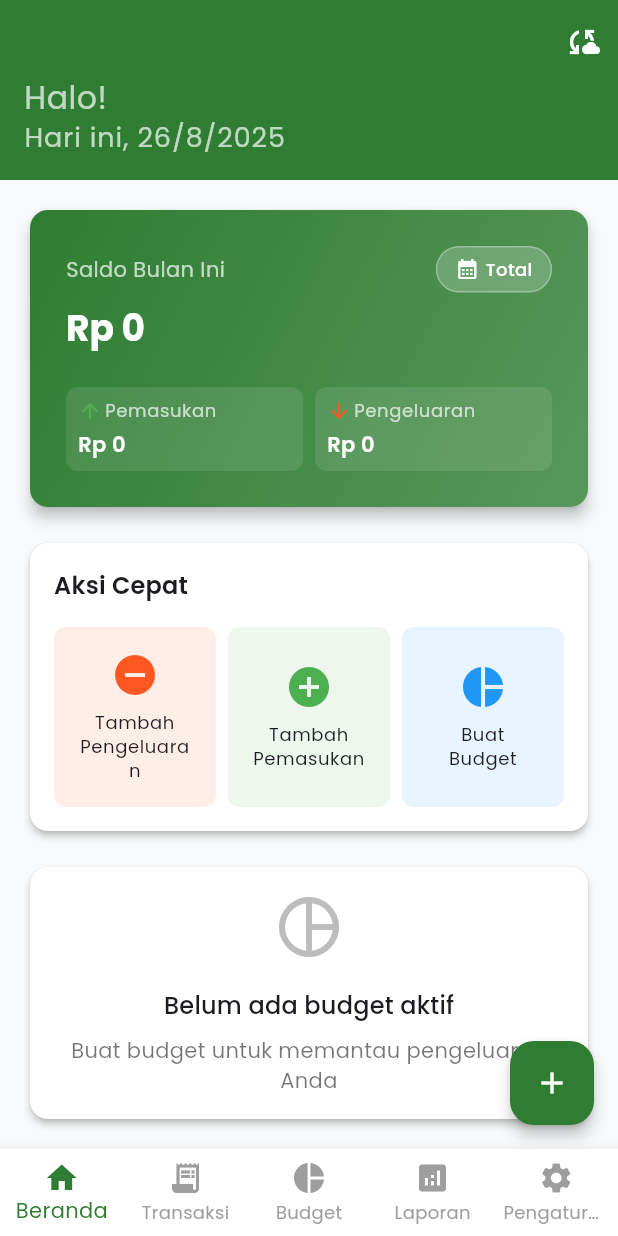
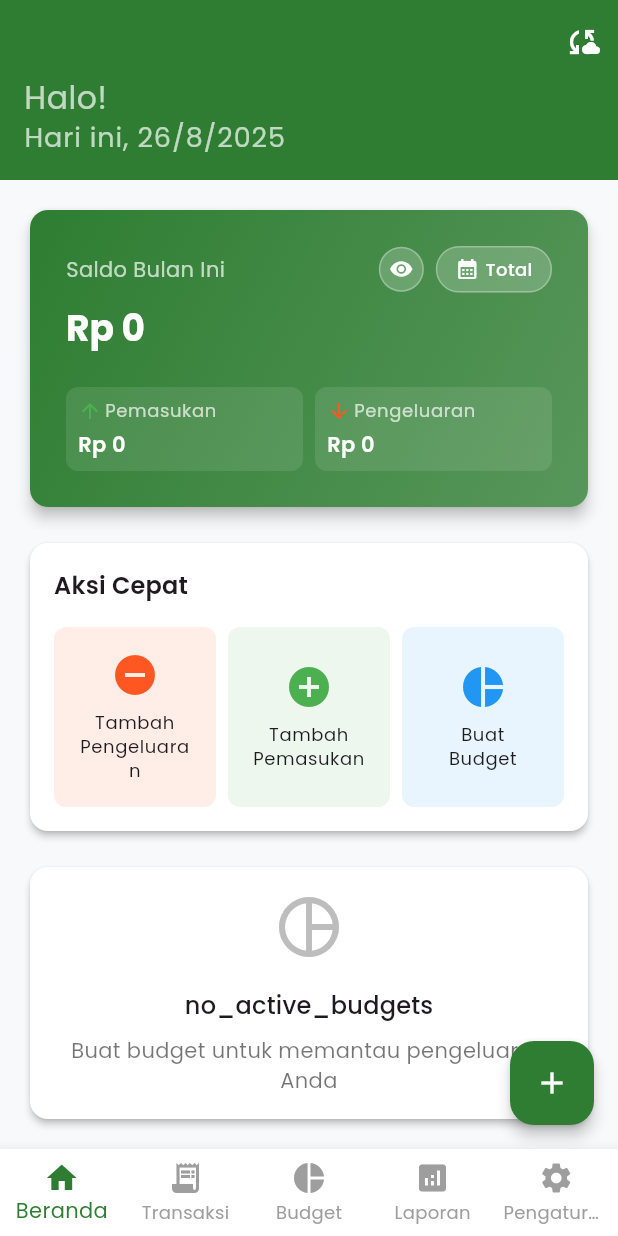
Before and after one commit to EnvRfli/expense_tracker_app, a Flutter app: the DashboardScreen screen opened directly, on a phone screen of 412 x 824 dp. Run offline on Flutter 3.47's test engine with Material 3 defaults, Android fonts, the phone set to English and light mode, and no system bars; our stand-ins replace device_info_plus, file_picker, fl_chart, flutter_local_notifications, google_fonts, google_sign_in and 7 more; missing offline and left inert: googleapis; accounts and stored records are empty; statements that could not run were skipped.

Commit message:
refactor: Enhance balance visibility toggle in BalanceSummaryCard

```diff
--- a/lib/widgets/dashboard_widgets.dart
+++ b/lib/widgets/dashboard_widgets.dart
@@ -41,6 +41,7 @@ class BalanceSummaryCard extends StatefulWidget {
 
 class _BalanceSummaryCardState extends State<BalanceSummaryCard> {
   bool _showCurrentMonth = true;
+  bool _isAmountVisible = true;
 
   @override
   Widget build(BuildContext context) {
@@ -89,6 +90,37 @@ class _BalanceSummaryCardState extends State<BalanceSummaryCard> {
                             color: Colors.white70,
                           ),
                     ),
+                    Row(
+                      children: [
+                        // Hide/Show Amount Button
+                        InkWell(
+                          onTap: () {
+                            setState(() {
+                              _isAmountVisible = !_isAmountVisible;
+                            });
+                          },
+                          borderRadius: BorderRadius.circular(20),
+                          child: Container(
+                            padding: const EdgeInsets.all(6),
+                            decoration: BoxDecoration(
+                              color: Colors.white.withOpacity(0.2),
+                              borderRadius: BorderRadius.circular(20),
+                              border: Border.all(
+                                color: Colors.white.withOpacity(0.3),
+                                width: 1,
+                              ),
+                            ),
+                            child: Icon(
+                              _isAmountVisible
+                                  ? Icons.visibility
+                                  : Icons.visibility_off,
+                              color: Colors.white,
+                              size: 16,
+                            ),
+                          ),
+                        ),
+                        const SizedBox(width: 8),
+                        // Switch Month/Total Button
                         InkWell(
                           onTap: () {
                             setState(() {
@@ -136,9 +168,13 @@ class _BalanceSummaryCardState extends State<BalanceSummaryCard> {
                         ),
                       ],
                     ),
+                  ],
+                ),
                 const SizedBox(height: AppSizes.paddingSmall),
                 Text(
-                  userSettings.formatCurrency(balance),
+                  _isAmountVisible
+                      ? userSettings.formatCurrency(balance)
+                      : 'Rp *********',
                   style: Theme.of(context).textTheme.headlineMedium?.copyWith(
                         color: Colors.white,
                         fontWeight: FontWeight.bold,
@@ -160,6 +196,7 @@ class _BalanceSummaryCardState extends State<BalanceSummaryCard> {
                           AppColors.income,
                           Icons.arrow_upward,
                           userSettings,
+                          _isAmountVisible,
                         ),
                       ),
                     ),
@@ -177,6 +214,7 @@ class _BalanceSummaryCardState extends State<BalanceSummaryCard> {
                           AppColors.expense,
                           Icons.arrow_downward,
                           userSettings,
+                          _isAmountVisible,
                         ),
                       ),
                     ),
@@ -197,6 +235,7 @@ class _BalanceSummaryCardState extends State<BalanceSummaryCard> {
     Color color,
     IconData icon,
     UserSettingsProvider userSettings,
+    bool isAmountVisible,
   ) {
     return Container(
       padding: const EdgeInsets.all(AppSizes.paddingSmall), // Reduced padding
@@ -225,7 +264,7 @@ class _BalanceSummaryCardState extends State<BalanceSummaryCard> {
           ),
           const SizedBox(height: 4),
           Text(
-            userSettings.formatCurrency(amount),
+            isAmountVisible ? userSettings.formatCurrency(amount) : 'Rp ******',
             style: Theme.of(context).textTheme.bodyMedium?.copyWith(
                   color: Colors.white,
                   fontWeight: FontWeight.w600,
@@ -763,7 +802,7 @@ class BudgetOverviewCard extends StatelessWidget {
                   ),
                   const SizedBox(height: AppSizes.paddingMedium),
                   Text(
-                    context.tr('no_active_budget'),
+                    context.tr('no_active_budgets'),
                     style: Theme.of(context).textTheme.titleMedium,
                   ),
                   const SizedBox(height: AppSizes.paddingSmall),
```
Lines whose indentation alone changed are shown as unchanged.
